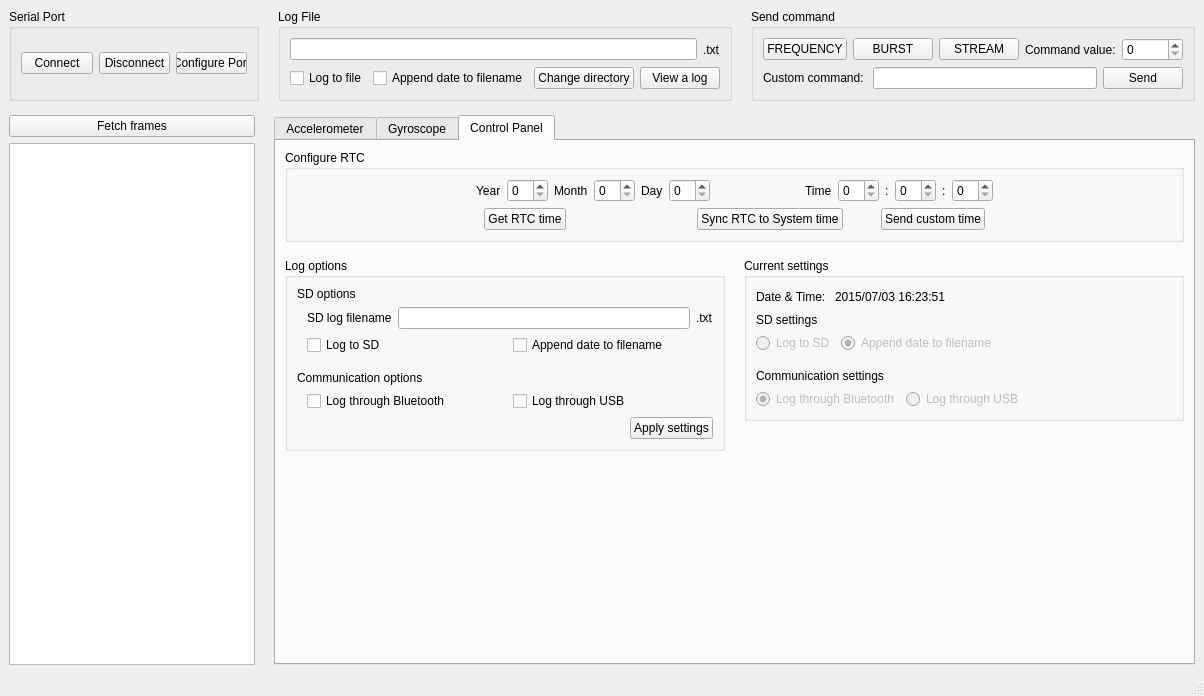
First picture: the form in mainwindow.ui, repository Sceap/BarkingSquirrel, before the edit.
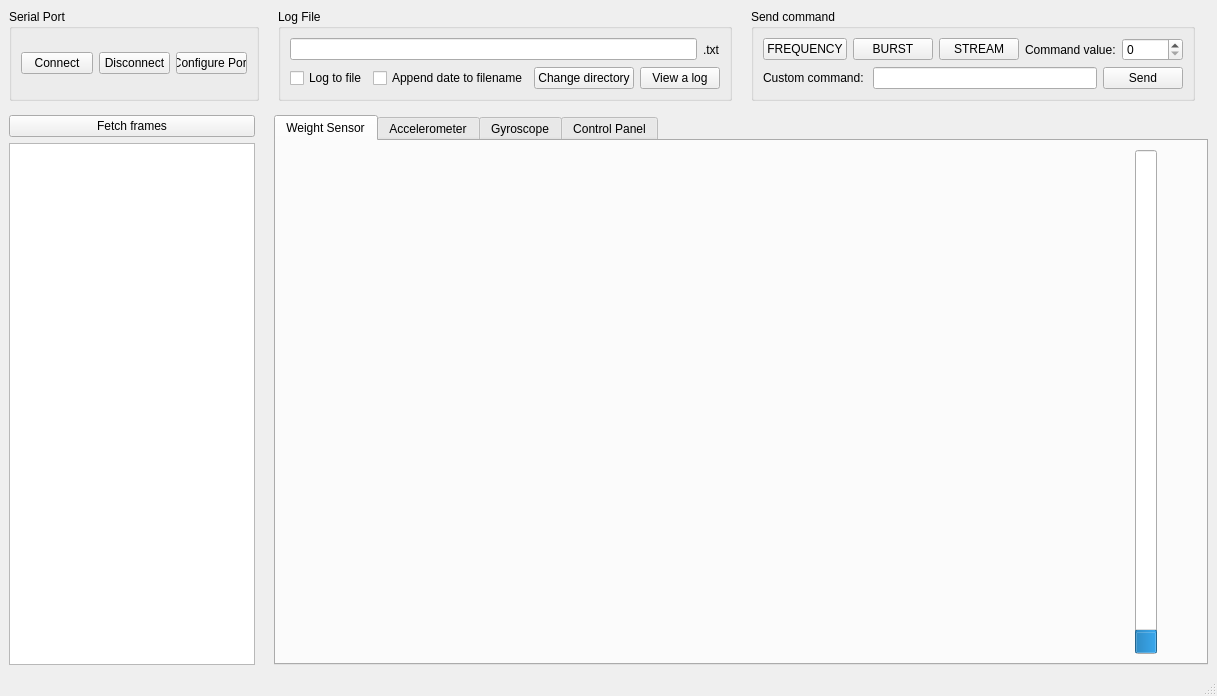
Second picture: the form after the edit. Custom widgets are drawn as their Qt base class.

Commit message: Added weight display

Patch:
```diff
--- a/mainwindow.ui
+++ b/mainwindow.ui
@@ -6,7 +6,7 @@
    <rect>
     <x>0</x>
     <y>0</y>
-    <width>1163</width>
+    <width>1217</width>
     <height>696</height>
    </rect>
   </property>
@@ -504,7 +504,7 @@
          <enum>QTabWidget::Rounded</enum>
         </property>
         <property name="currentIndex">
-         <number>2</number>
+         <number>0</number>
         </property>
         <property name="elideMode">
          <enum>Qt::ElideNone</enum>
@@ -512,6 +512,67 @@
         <property name="movable">
          <bool>false</bool>
         </property>
+        <widget class="QWidget" name="tab_4">
+         <attribute name="title">
+          <string>Weight Sensor</string>
+         </attribute>
+         <layout class="QHBoxLayout" name="horizontalLayout_21">
+          <item>
+           <widget class="QCustomPlot" name="weightGraph" native="true"/>
+          </item>
+          <item>
+           <spacer name="horizontalSpacer_46">
+            <property name="orientation">
+             <enum>Qt::Horizontal</enum>
+            </property>
+            <property name="sizeType">
+             <enum>QSizePolicy::Fixed</enum>
+            </property>
+            <property name="sizeHint" stdset="0">
+             <size>
+              <width>40</width>
+              <height>20</height>
+             </size>
+            </property>
+           </spacer>
+          </item>
+          <item>
+           <widget class="QProgressBar" name="weightBar">
+            <property name="layoutDirection">
+             <enum>Qt::LeftToRight</enum>
+            </property>
+            <property name="maximum">
+             <number>600</number>
+            </property>
+            <property name="value">
+             <number>24</number>
+            </property>
+            <property name="textVisible">
+             <bool>false</bool>
+            </property>
+            <property name="orientation">
+             <enum>Qt::Vertical</enum>
+            </property>
+           </widget>
+          </item>
+          <item>
+           <spacer name="horizontalSpacer_47">
+            <property name="orientation">
+             <enum>Qt::Horizontal</enum>
+            </property>
+            <property name="sizeType">
+             <enum>QSizePolicy::Fixed</enum>
+            </property>
+            <property name="sizeHint" stdset="0">
+             <size>
+              <width>40</width>
+              <height>20</height>
+             </size>
+            </property>
+           </spacer>
+          </item>
+         </layout>
+        </widget>
         <widget class="QWidget" name="tab">
          <attribute name="title">
           <string>Accelerometer</string>
```
Left out of the diff: 2 changed lines with no effect on the pictures. The commit also changes 6 other files.
